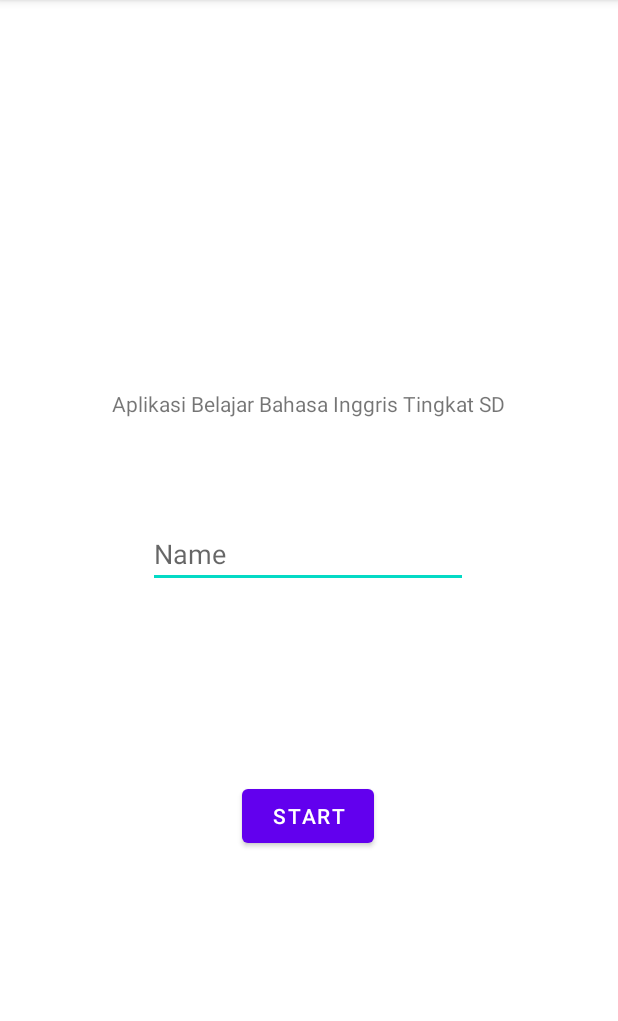
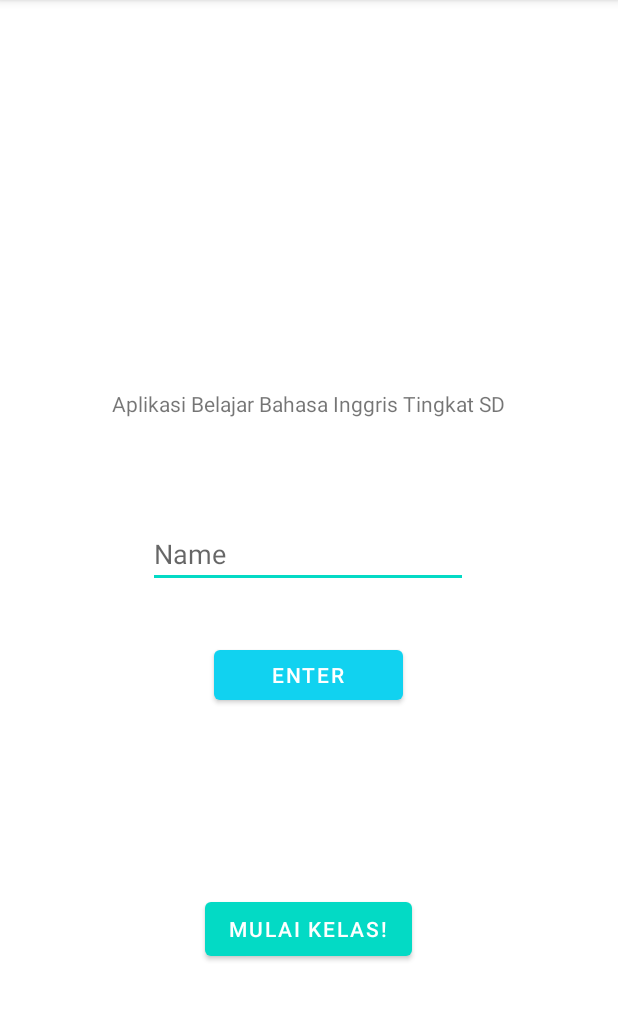
Before and after one commit to DitoAS/Pemrogaman-Mobile, an Android app: the screen it shows after launch (MainActivity), on a phone screen of 412 x 824 dp, the part 84-1105 px from its top. Run offline under Robolectric (Android 15) with nearby library versions, the phone set to English and light mode, and no system bars.

Commit message:
Comit 2 : Penambahan layout baru (Layout Menu) yang bisa di akses dengan tombol, dan bisa kembali ke menu awal

```diff
--- a/app/build.gradle
+++ b/app/build.gradle
@@ -32,6 +32,7 @@ dependencies {
     implementation 'androidx.appcompat:appcompat:1.3.1'
     implementation 'com.google.android.material:material:1.4.0'
     implementation 'androidx.constraintlayout:constraintlayout:2.1.1'
+    implementation 'androidx.legacy:legacy-support-v4:1.0.0'
     testImplementation 'junit:junit:4.+'
     androidTestImplementation 'androidx.test.ext:junit:1.1.3'
     androidTestImplementation 'androidx.test.espresso:espresso-core:3.4.0'
--- a/app/src/main/AndroidManifest.xml
+++ b/app/src/main/AndroidManifest.xml
@@ -10,6 +10,9 @@
         android:supportsRtl="true"
         android:theme="@style/Theme.ProMob">
         <activity
+            android:name=".MenuActivity"
+            android:exported="true" />
+        <activity
             android:name=".MainActivity"
             android:exported="true">
             <intent-filter>
--- a/app/src/main/java/com/example/promob/MainActivity.java
+++ b/app/src/main/java/com/example/promob/MainActivity.java
@@ -2,19 +2,31 @@ package com.example.promob;
 
 import androidx.appcompat.app.AppCompatActivity;
 
+import android.content.Intent;
 import android.os.Bundle;
 import android.view.View;
+import android.widget.Button;
 import android.widget.EditText;
 import android.widget.TextView;
 
 public class MainActivity extends AppCompatActivity {
+
+    private Button  btnpindah;
 
     @Override
     protected void onCreate(Bundle savedInstanceState) {
         super.onCreate(savedInstanceState);
         setContentView(R.layout.activity_main);
 
+        btnpindah = findViewById(R.id.btnpindah);
 
+        btnpindah.setOnClickListener(new View.OnClickListener() {
+            @Override
+            public void onClick(View view) {
+                Intent pindah = new Intent(MainActivity.this, MenuActivity.class);
+                startActivity(pindah);
+            }
+        });
 
     }
 
--- a/app/src/main/res/layout/activity_main.xml
+++ b/app/src/main/res/layout/activity_main.xml
@@ -20,16 +20,17 @@
 
     <Button
         android:id="@+id/button"
-        android:layout_width="wrap_content"
-        android:layout_height="wrap_content"
-        android:text="Start"
+        android:layout_width="126dp"
+        android:layout_height="45dp"
+        android:layout_marginBottom="260dp"
+        android:onClick="onBtnClick"
+        android:text="Enter"
+        app:backgroundTint="@color/cyan_i_guess"
         app:layout_constraintBottom_toBottomOf="parent"
         app:layout_constraintEnd_toEndOf="parent"
         app:layout_constraintHorizontal_bias="0.498"
         app:layout_constraintStart_toStartOf="parent"
-        app:layout_constraintTop_toBottomOf="@+id/edtTxtName"
-        app:layout_constraintVertical_bias="0.391"
-        android:onClick="onBtnClick"/>
+        app:layout_constraintTop_toBottomOf="@+id/edtTxtName" />
 
     <EditText
         android:id="@+id/edtTxtName"
@@ -44,5 +45,18 @@
         app:layout_constraintStart_toStartOf="parent"
         app:layout_constraintTop_toBottomOf="@+id/teks" />
 
+    <Button
+        android:id="@+id/btnpindah"
+        android:layout_width="wrap_content"
+        android:layout_height="wrap_content"
+        android:text="Mulai Kelas!"
+        app:backgroundTint="@color/teal_200"
+        app:layout_constraintBottom_toBottomOf="parent"
+        app:layout_constraintEnd_toEndOf="parent"
+        app:layout_constraintHorizontal_bias="0.498"
+        app:layout_constraintStart_toStartOf="parent"
+        app:layout_constraintTop_toTopOf="parent"
+        app:layout_constraintVertical_bias="0.827" />
+
 
 </androidx.constraintlayout.widget.ConstraintLayout>
--- a/app/src/main/res/values/colors.xml
+++ b/app/src/main/res/values/colors.xml
@@ -7,4 +7,5 @@
     <color name="teal_700">#FF018786</color>
     <color name="black">#FF000000</color>
     <color name="white">#FFFFFFFF</color>
+    <color name="cyan_i_guess">#11d2f0</color>
 </resources>
--- a/app/src/main/res/values/strings.xml
+++ b/app/src/main/res/values/strings.xml
@@ -1,3 +1,5 @@
 <resources>
     <string name="app_name">ProMob</string>
+    <!-- TODO: Remove or change this placeholder text -->
+    <string name="hello_blank_fragment">Hello blank fragment</string>
 </resources>
```
Also changed, not shown: app/src/main/java/com/example/promob/MenuActivity.java (added, +29 -0 lines), app/src/main/res/layout/activity_menu.xml (added, +41 -0 lines).
